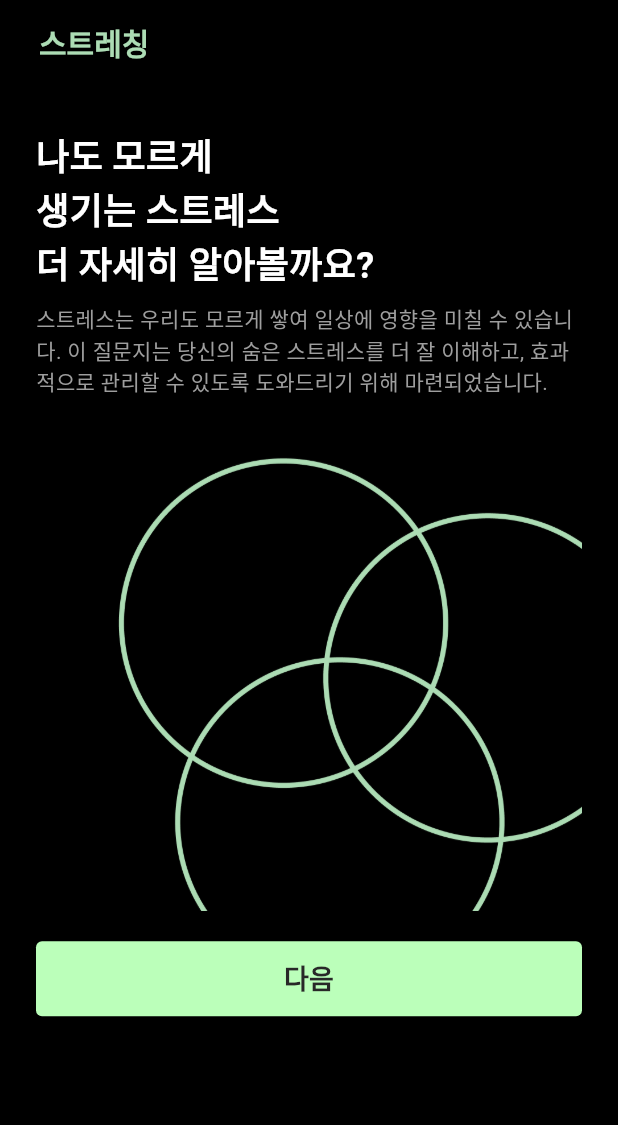
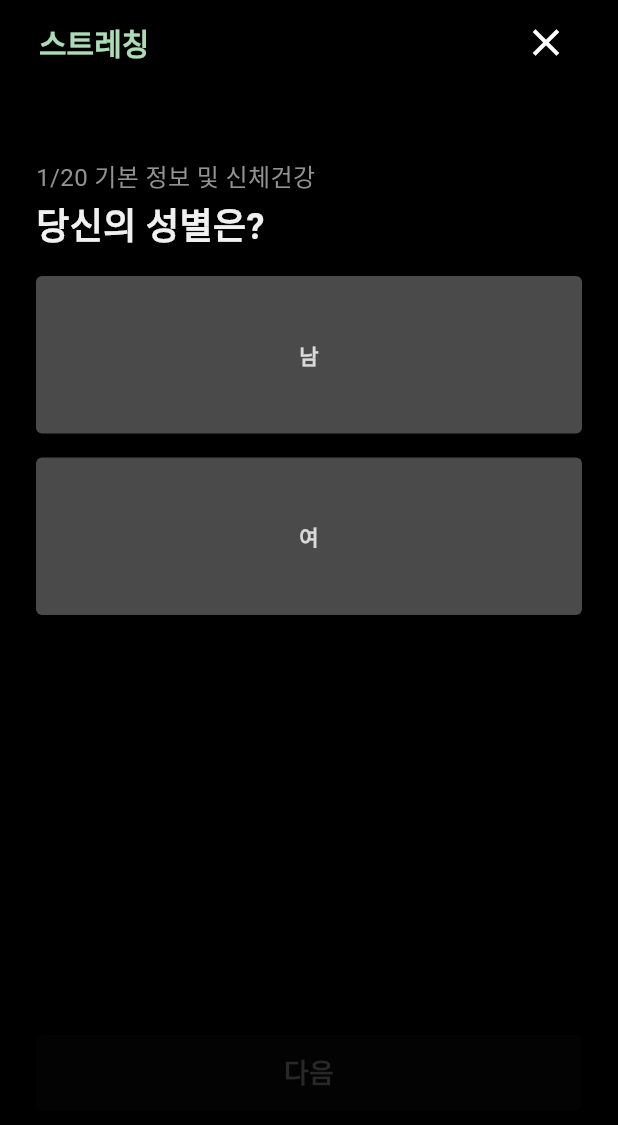
Before and after one commit to userGuideLock/stretching, a Flutter app: the SurveyPage screen opened directly, after a tap on "다음", on a phone screen of 412 x 824 dp. Shown: the top 1125 px of the screen. Run offline on Flutter 3.47's test engine with Material 3 defaults, Android fonts, the phone set to English and light mode, and no system bars; our stand-ins replace connectivity_plus, get, permission_handler, shared_preferences; missing offline and left inert: health; accounts and stored records are empty.

Commit message:
Design. survey 디자인 기초 틀 작성

```diff
--- /dev/null
+++ b/lib/screen/survey/survey_page1.dart
@@ -0,0 +1,171 @@
+import 'package:flutter/material.dart';
+import 'package:get/get.dart';
+import 'package:stretching/screen/bottom_navigation.dart';
+import 'package:stretching/screen/diary/diary_entry_page2.dart';
+import 'package:stretching/screen/survey/survey_page2.dart';
+
+class SurveyViewController1 extends GetxController {
+  String selectedButton = ''; // 선택된 버튼
+
+  // 버튼 선택
+  void selectButton(String button) {
+    if (selectedButton == button) {
+      selectedButton = ''; // 이미 선택된 버튼 클릭 시 선택 해제
+    } else {
+      selectedButton = button; // 새로운 버튼 선택
+    }
+    update(); // 상태 업데이트
+  }
+}
+
+class SurveyPage1 extends StatelessWidget {
+  const SurveyPage1({super.key});
+
+  @override
+  Widget build(BuildContext context) {
+    final BottomNavigationController navController = Get.find();
+    return GetBuilder<SurveyViewController1>(
+      init: SurveyViewController1(), // 컨트롤러 초기화
+      builder: (controller) {
+        return Scaffold(
+          backgroundColor: Colors.black,
+          appBar: AppBar(
+            backgroundColor: Colors.black,
+            elevation: 0,
+            automaticallyImplyLeading: false, // 기본 뒤로 가기 버튼 제거
+            title: const Padding(
+              padding: EdgeInsets.symmetric(horizontal: 10.0),
+              child: Row(
+                mainAxisAlignment: MainAxisAlignment.spaceBetween,
+                children: [
+                  Text(
+                    '스트레칭',
+                    style: TextStyle(
+                      color: Color(0xffacdcb4),
+                      fontWeight: FontWeight.bold,
+                      fontSize: 20,
+                    ),
+                  ),
+                ],
+              ),
+            ),
+            actions: [
+              Padding(
+                padding: const EdgeInsets.only(right: 24),
+                child: IconButton(
+                  iconSize: 30,
+                  icon: const Icon(Icons.close),
+                  color: const Color.fromARGB(255, 255, 255, 255),
+                  onPressed: () {
+                    navController.changeTabIndex(1); // MainMatePage로 이동하도록 설정
+                    Get.to(() => const BottomNavigation());
+                  },
+                ),
+              ),
+            ],
+          ),
+          body: SingleChildScrollView(
+            child: SafeArea(
+              child: Padding(
+                padding: const EdgeInsets.symmetric(horizontal: 24.0),
+                child: Column(
+                  crossAxisAlignment: CrossAxisAlignment.start,
+                  children: [
+                    const SizedBox(height: 50),
+                    const Text(
+                      '1/20 기본 정보 및 신체건강',
+                      style: TextStyle(
+                        color: Color(0xff929292),
+                        fontSize: 16,
+                      ),
+                      textAlign: TextAlign.start,
+                    ),
+                    const SizedBox(height: 2),
+                    const Text(
+                      '당신의 성별은?',
+                      style: TextStyle(
+                        color: Color(0xfff0f0f0),
+                        fontWeight: FontWeight.bold,
+                        fontSize: 24,
+                      ),
+                    ),
+                    const SizedBox(height: 16),
+                    _buildButton(controller, '남'),
+                    const SizedBox(height: 16),
+                    _buildButton(controller, '여'),
+                    const SizedBox(height: 280),
+                    SizedBox(
+                      width: double.infinity,
+                      height: 50,
+                      child: ElevatedButton(
+                        onPressed: controller.selectedButton.isNotEmpty
+                            ? () {
+                                // 완료 버튼 클릭 시 동작 및 다음 페이지로 이동
+                                Get.to(() => const SurveyPage2(), arguments: {
+                                  'stepOne': controller.selectedButton
+                                });
+                                print(controller.selectedButton);
+                              }
+                            : null,
+                        style: ElevatedButton.styleFrom(
+                          backgroundColor: controller.selectedButton.isNotEmpty
+                              ? const Color(0xffbbffba)
+                              : const Color(0xff4a4a4a),
+                          shape: RoundedRectangleBorder(
+                            borderRadius: BorderRadius.circular(4.0),
+                          ),
+                        ),
+                        child: const Text(
+                          '다음',
+                          style: TextStyle(
+                            color: Color(0xff282828),
+                            fontWeight: FontWeight.bold,
+                            fontSize: 18,
+                          ),
+                        ),
+                      ),
+                    ),
+                    const SizedBox(height: 50),
+                  ],
+                ),
+              ),
+            ),
+          ),
+        );
+      },
+    );
+  }
+
+  Widget _buildButton(SurveyViewController1 controller, String buttonLabel) {
+    return GetBuilder<SurveyViewController1>(
+      builder: (_) {
+        return SizedBox(
+          width: double.infinity,
+          height: 105,
+          child: ElevatedButton(
+            onPressed: () {
+              controller.selectButton(buttonLabel);
+            },
+            style: ElevatedButton.styleFrom(
+              backgroundColor: controller.selectedButton == buttonLabel
+                  ? const Color(0xff5956ff)
+                  : const Color(0xff4a4a4a),
+              shape: RoundedRectangleBorder(
+                borderRadius: BorderRadius.circular(4.0),
+              ),
+            ),
+            child: Text(
+              buttonLabel,
+              style: const TextStyle(
+                color: Color(0xffd9d9d9),
+                fontWeight: FontWeight.w700,
+                fontSize: 14,
+              ),
+              textAlign: TextAlign.center,
+            ),
+          ),
+        );
+      },
+    );
+  }
+}
--- a/lib/screen/survey_page.dart
+++ b/lib/screen/survey_page.dart
@@ -1,5 +1,6 @@
 import 'package:flutter/material.dart';
 import 'package:get/get.dart';
+import 'package:stretching/screen/survey/survey_page1.dart';
 
 class SurvayViewController extends GetxController {}
 
@@ -64,7 +65,9 @@ class SurveyPage extends StatelessWidget {
               width: double.infinity,
               height: 50,
               child: ElevatedButton(
-                onPressed: () {},
+                onPressed: () {
+                  Get.to(const SurveyPage1());
+                },
                 style: ElevatedButton.styleFrom(
                   backgroundColor: const Color(0xffbbffba),
                   shape: RoundedRectangleBorder(
```
Also changed, not shown: lib/screen/survey/survey_page2.dart (added, +171 -0 lines).
